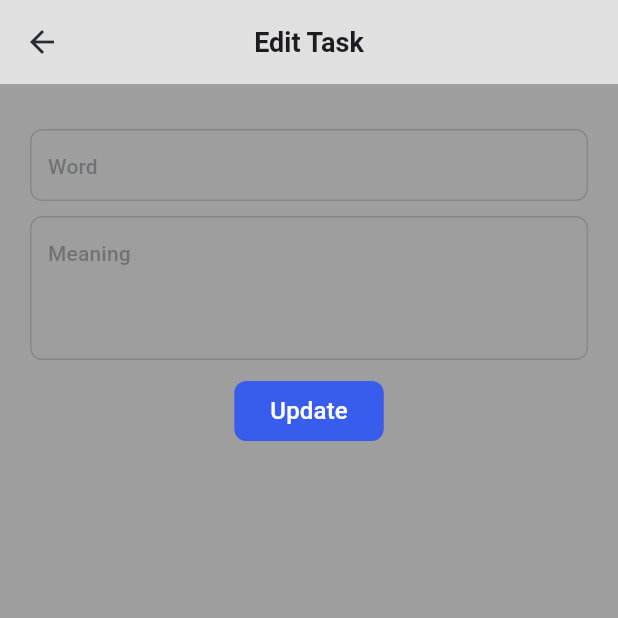
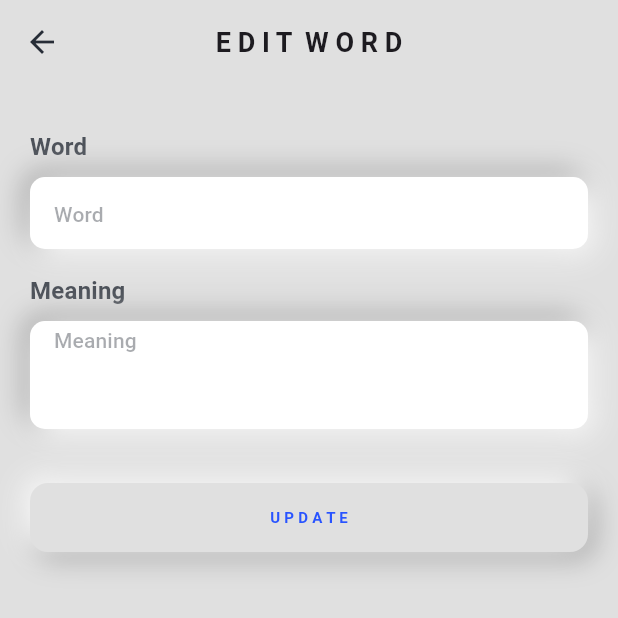
Before and after one commit to masudrana35362/English-Learning, a Flutter app: the EditWord screen opened directly with empty values, on a phone screen of 412 x 824 dp, the top half of it. Run offline on Flutter 3.47's test engine with Material 3 defaults, Android fonts, the phone set to English and light mode, and no system bars; our stand-ins replace cloud_firestore, firebase_auth, firebase_core, fluttertoast, lottie; accounts and stored records are empty; network calls fail.

Commit message:
soft ui add ui,edit ui

```diff
--- a/lib/helper/widget/text_field.dart
+++ b/lib/helper/widget/text_field.dart
@@ -17,6 +17,7 @@ class FieldWithLabel extends StatelessWidget {
   final controller;
   final bool disabled;
   final double? height;
+  final int? maxLines;
 
   const FieldWithLabel({
     super.key,
@@ -32,6 +33,7 @@ class FieldWithLabel extends StatelessWidget {
     this.disabled = false,
     this.controller,
     this.height,
+    this.maxLines
   });
 
   setInitialValue(value) {
@@ -53,6 +55,7 @@ class FieldWithLabel extends StatelessWidget {
             keyboardType: keyboardType,
             textInputAction: textInputAction ?? TextInputAction.next,
             controller: controller,
+            maxLines: maxLines,
             decoration: InputDecoration(
                 contentPadding: const EdgeInsets.symmetric(horizontal: 12),
                 fillColor: Colors.white,
--- a/lib/views/home/home_view.dart
+++ b/lib/views/home/home_view.dart
@@ -7,7 +7,7 @@ import 'package:flutter/cupertino.dart';
 import 'package:flutter/material.dart';
 import 'package:intl/intl.dart';
 
-import '../add_new.dart';
+import '../add_word/add_new.dart';
 import '../widget/date_selector.dart';
 import '../widget/task_card.dart';
 
--- a/lib/views/home/widget/edit_word.dart
+++ b/lib/views/home/widget/edit_word.dart
@@ -1,6 +1,10 @@
 import 'package:cloud_firestore/cloud_firestore.dart';
 import 'package:firebase_auth/firebase_auth.dart';
 import 'package:flutter/material.dart';
+
+import '../../../helper/widget/custom_button.dart';
+import '../../../helper/widget/empty_spacer_helper.dart';
+import '../../../helper/widget/text_field.dart';
 
 class EditWord extends StatefulWidget {
   final String id;
@@ -14,6 +18,7 @@ class EditWord extends StatefulWidget {
 class _EditWordState extends State<EditWord> {
   final titleController = TextEditingController();
   final descriptionController = TextEditingController();
+  ValueNotifier<bool> isLoading = ValueNotifier(false);
 
   @override
   void initState() {
@@ -31,10 +36,8 @@ class _EditWordState extends State<EditWord> {
           .get();
 
       if (document.exists) {
-        titleController.text =
-            document['word']; // Adjust field names as necessary
-        descriptionController.text =
-            document['meaning']; // Adjust field names as necessary
+        titleController.text = document['word']; // Adjust field names as necessary
+        descriptionController.text = document['meaning']; // Adjust field names as necessary
       } else {
         // Handle document not found
         print('Document does not exist.');
@@ -45,6 +48,7 @@ class _EditWordState extends State<EditWord> {
   }
 
   Future<void> updateTaskToDb() async {
+    isLoading.value = true;
     try {
       await FirebaseFirestore.instance
           .collection('users')
@@ -55,26 +59,30 @@ class _EditWordState extends State<EditWord> {
         'word': titleController.text,
         'meaning': descriptionController.text,
       });
+      isLoading.value = false;
       // Optionally show a success message or navigate back
       Navigator.pop(context);
     } catch (e) {
       print('Error updating document: $e');
       // Handle error (e.g., show an error message)
     }
+
   }
 
   @override
   void dispose() {
     titleController.dispose();
     descriptionController.dispose();
+    isLoading.dispose();
     super.dispose();
   }
 
   @override
   Widget build(BuildContext context) {
     return Scaffold(
+      backgroundColor: Theme.of(context).colorScheme.background,
       appBar: AppBar(
-        title: const Text('Edit Task'),
+        title: const Text('E D I T  W O R D'),
       ),
       body: SingleChildScrollView(
         child: Padding(
@@ -82,32 +90,33 @@ class _EditWordState extends State<EditWord> {
           child: Column(
             children: [
               const SizedBox(height: 10),
-              TextFormField(
+              FieldWithLabel(
+                label: 'Word',
+                hintText: 'Word',
                 controller: titleController,
-                decoration: const InputDecoration(
-                  hintText: 'Word',
-                ),
               ),
-              const SizedBox(height: 10),
-              TextFormField(
+              FieldWithLabel(
+                label: 'Meaning',
+                hintText: 'Meaning',
                 controller: descriptionController,
-                decoration: const InputDecoration(
-                  hintText: 'Meaning',
-                ),
                 maxLines: 3,
               ),
-              const SizedBox(height: 10),
-              ElevatedButton(
-                onPressed: () async {
-                  await updateTaskToDb();
+              EmptySpace.emptyHeight(20),
+              ValueListenableBuilder(
+                valueListenable: isLoading,
+                builder: (BuildContext context, bool value, Widget? child) {
+                  return SizedBox(
+                    width: double.infinity,
+                    height: 46,
+                    child: CustomButton(
+                        onPressed: () async {
+                          await updateTaskToDb();
+                        },
+                        btText: 'U P D A T E',
+                        isLoading: value),
+                  );
                 },
-                child: const Text(
-                  'Update',
-                  style: TextStyle(
-                    fontSize: 16,
-                  ),
-                ),
-              ),
+              )
             ],
           ),
         ),
--- a/lib/views/on_boarding/on_boarding_view.dart
+++ b/lib/views/on_boarding/on_boarding_view.dart
@@ -4,7 +4,7 @@ import 'package:flutter/cupertino.dart';
 import 'package:flutter/material.dart';
 
 import '../../view_models/on_boarding_view_model.dart';
-import '../add_new.dart';
+import '../add_word/add_new.dart';
 import '../home/home_view.dart';
 import '../home/widget/my_drawer.dart';
 
```
Also changed, not shown: lib/views/add_word/add_new.dart (renamed from lib/views/add_new.dart, +33 -28 lines), lib/views/home/widget/my_drawer.dart (+8 -8 lines).
